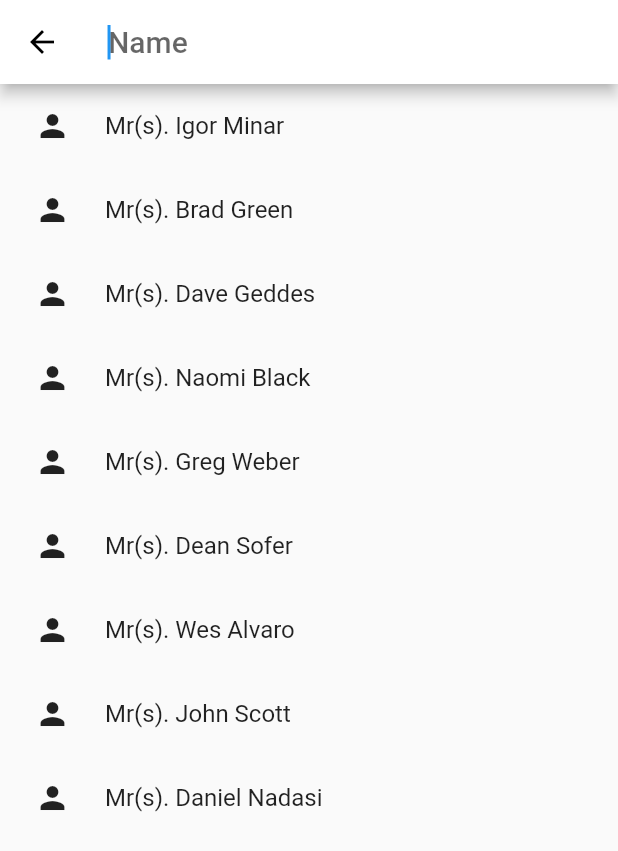
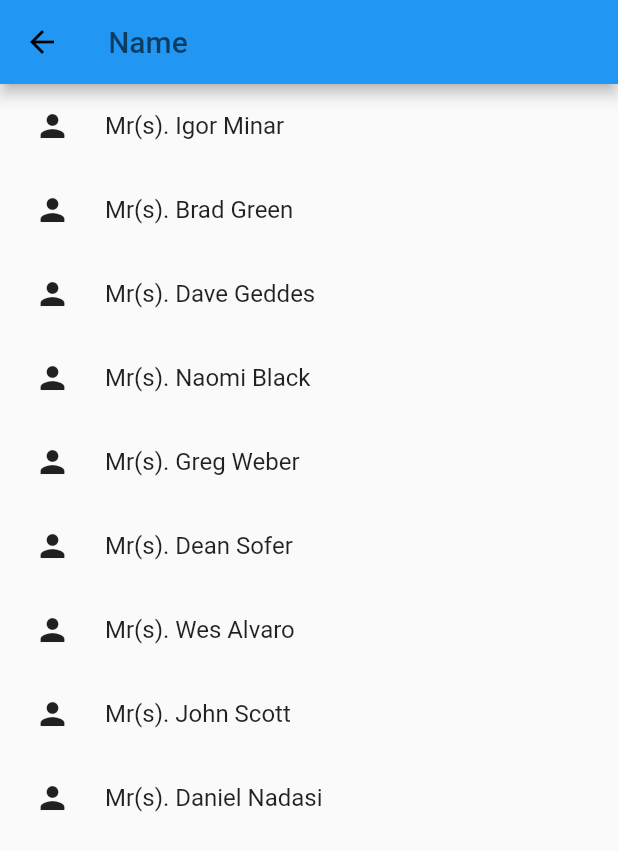
Before and after one commit to ianldgs/material_search, a Flutter app: the screen it shows after launch, after a tap on "Name", on a phone screen of 412 x 824 dp. Shown: the top 851 px of the screen. Run offline on Flutter 3.47's test engine with Material 2 defaults, Android fonts, the phone set to English and light mode, and no system bars.

```diff
--- a/lib/material_search.dart
+++ b/lib/material_search.dart
@@ -177,8 +177,8 @@ class _MaterialSearchState<T> extends State<MaterialSearch> {
     return new Scaffold(
       appBar: new AppBar(
         leading: widget.leading,
-        backgroundColor: widget.barBackgroundColor,
         iconTheme: iconTheme,
+        brightness: Brightness.dark,
         title: new TextField(
           controller: _controller,
           autofocus: true,
```
